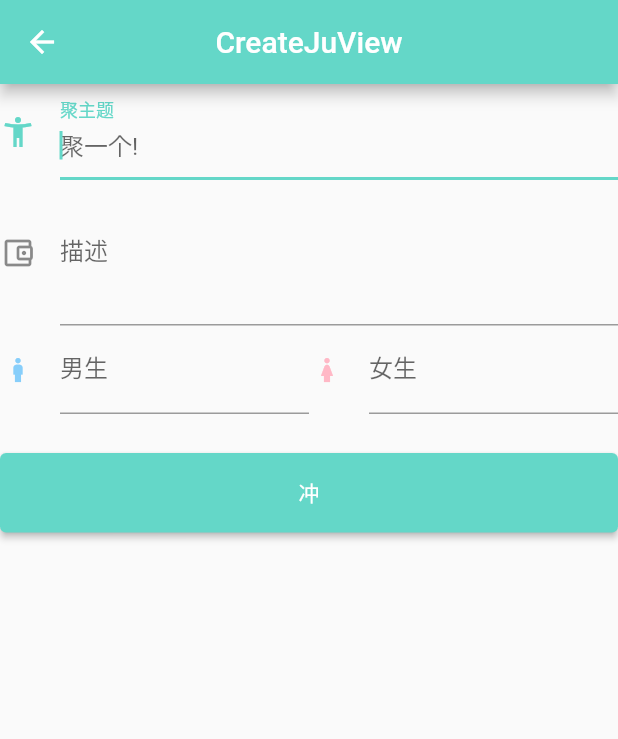
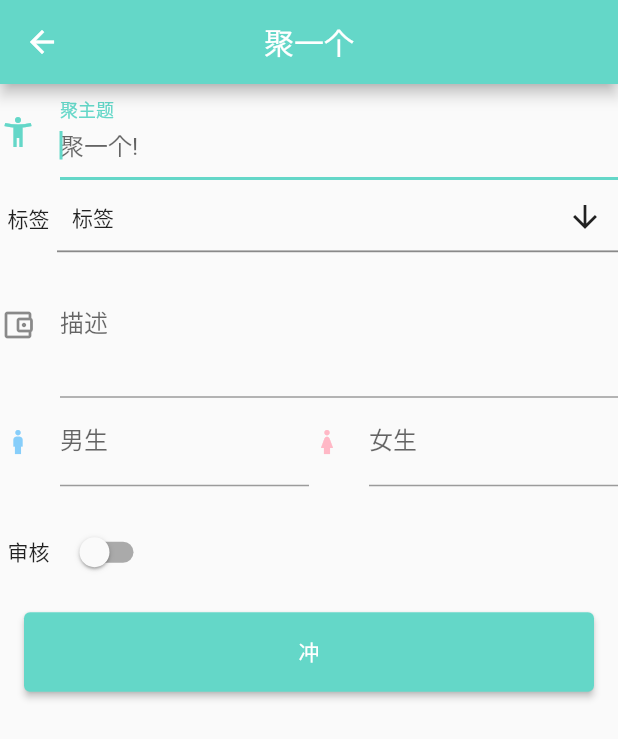
Before and after one commit to CrystalWyz/ju--flutter, a Flutter app: the HomeView screen opened by its route, after a tap on the "add" icon, on a phone screen of 412 x 824 dp. Shown: the top 739 px of the screen. Run offline on Flutter 3.47's test engine with Material 2 defaults, Android fonts, the phone set to English and light mode, and no system bars; drawn by our look-alikes of multi_select_flutter; our stand-ins replace flutter_screenutil, get.

Commit message:
基本流程

```diff
--- a/ju/lib/app/modules/create_ju/controllers/create_ju_controller.dart
+++ b/ju/lib/app/modules/create_ju/controllers/create_ju_controller.dart
@@ -1,5 +1,8 @@
 import 'package:flutter/cupertino.dart';
 import 'package:get/get.dart';
+import 'package:multi_select_flutter/util/multi_select_item.dart';
+
+import '../../model/tag.dart';
 
 class CreateJuController extends GetxController {
 
@@ -8,6 +11,19 @@ class CreateJuController extends GetxController {
   TextEditingController contentController = TextEditingController();
   TextEditingController boyController = TextEditingController();
   TextEditingController girlController = TextEditingController();
+  RxBool filterSwitch = false.obs;
+
+  static List<Tag?> tagsList = [
+    Tag(id: 1, tagName: "吃饭",tagType: 1, serviceType: 1),
+    Tag(id: 2, tagName: "睡觉",tagType: 1, serviceType: 1),
+    Tag(id: 3, tagName: "打呼噜",tagType: 1, serviceType: 1),
+  ];
+
+  RxList<Tag?> selectedTags = <Tag?>[].obs;
+
+  final List<MultiSelectItem<Tag?>> items = tagsList
+      .map((tag) => MultiSelectItem<Tag>(tag!, tag.tagName!))
+      .toList();
 
   @override
   void onInit() {
--- a/ju/lib/app/modules/create_ju/views/create_ju_view.dart
+++ b/ju/lib/app/modules/create_ju/views/create_ju_view.dart
@@ -1,17 +1,19 @@
 import 'package:flutter/material.dart';
 import 'package:flutter/services.dart';
-
+import 'package:ju/app/modules/model/tag.dart';
+import 'package:multi_select_flutter/multi_select_flutter.dart';
 import 'package:get/get.dart';
-
+import 'package:flutter_screenutil/flutter_screenutil.dart';
 import '../controllers/create_ju_controller.dart';
 
 class CreateJuView extends GetView<CreateJuController> {
   const CreateJuView({Key? key}) : super(key: key);
+
   @override
   Widget build(BuildContext context) {
     return Scaffold(
       appBar: AppBar(
-        title: const Text('CreateJuView'),
+        title: const Text('聚一个'),
         centerTitle: true,
       ),
       body: Form(
@@ -25,18 +27,47 @@ class CreateJuView extends GetView<CreateJuController> {
                 decoration: const InputDecoration(
                     labelText: "聚主题",
                     hintText: "聚一个!",
-                icon: Icon(Icons.accessibility_new_outlined)
-              ),
+                    icon: Icon(Icons.accessibility_new_outlined)),
                 validator: (v) => v!.trim().isNotEmpty ? null : "想一个聚名字吧～",
               ),
+              SizedBox(
+                height: 10.h,
+              ),
+              SizedBox(
+                  child: Row(
+                children: [
+                  const Padding(
+                    padding: EdgeInsets.all(5),
+                    child: Text(
+                      "标签",
+                    ),
+                  ),
+                  Expanded(
+                      child: MultiSelectBottomSheetField<Tag?>(
+                    initialChildSize: 0.7,
+                    maxChildSize: 0.95,
+                    title: const Text("标签"),
+                    buttonText: const Text("标签"),
+                    items: controller.items,
+                    searchable: true,
+                    onConfirm: (values) {
+                      controller.selectedTags.value = values;
+                    },
+                    chipDisplay: MultiSelectChipDisplay(
+                      onTap: (item) {
+                        controller.selectedTags.remove(item);
+                      },
+                    ),
+                  ))
+                ],
+              )),
               TextFormField(
                 autofocus: false,
                 controller: controller.contentController,
                 decoration: const InputDecoration(
                     labelText: "描述",
                     hintText: "阿巴阿巴",
-                  icon: Icon(Icons.account_balance_wallet_outlined)
-              ),
+                    icon: Icon(Icons.account_balance_wallet_outlined)),
                 maxLines: 3,
                 validator: (v) => v!.trim().isNotEmpty ? null : "想一个聚描述字吧～",
               ),
@@ -51,13 +82,15 @@ class CreateJuView extends GetView<CreateJuController> {
                       inputFormatters: [
                         FilteringTextInputFormatter.allow(RegExp(r'[0-9]'))
                       ],
-                  style: const TextStyle(color: Color.fromRGBO(135, 206, 250, 1)),
+                      style: const TextStyle(
+                          color: Color.fromRGBO(135, 206, 250, 1)),
                       decoration: const InputDecoration(
                           labelText: "男生",
                           hintText: "0",
-                      icon: Icon(Icons.boy_outlined, color: Color.fromRGBO(135, 206, 250, 1))
-                  ),
-                  validator: (v) => v!.trim().isNotEmpty ? null : "想一个男生人数吧～",
+                          icon: Icon(Icons.boy_outlined,
+                              color: Color.fromRGBO(135, 206, 250, 1))),
+                      validator: (v) =>
+                          v!.trim().isNotEmpty ? null : "想一个男生人数吧～",
                     ),
                   ),
                   Expanded(
@@ -69,40 +102,59 @@ class CreateJuView extends GetView<CreateJuController> {
                       inputFormatters: [
                         FilteringTextInputFormatter.allow(RegExp(r'[0-9]'))
                       ],
-                  style: const TextStyle(color: Color.fromRGBO(255, 184, 198, 1)),
+                      style: const TextStyle(
+                          color: Color.fromRGBO(255, 184, 198, 1)),
                       decoration: const InputDecoration(
                           labelText: "女生",
                           hintText: "0",
-                      icon: Icon(Icons.girl_outlined, color: Color.fromRGBO(255, 184, 198, 1))
-                  ),
-                  validator: (v) => v!.trim().isNotEmpty ? null : "想一个女生人数吧～",
+                          icon: Icon(Icons.girl_outlined,
+                              color: Color.fromRGBO(255, 184, 198, 1))),
+                      validator: (v) =>
+                          v!.trim().isNotEmpty ? null : "想一个女生人数吧～",
                     ),
                   )
                 ],
               ),
+              Obx(() => Padding(
+                  padding: const EdgeInsets.fromLTRB(5, 20, 10, 0),
+                  child: OverflowBar(
+                    alignment: MainAxisAlignment.start,
+                    children: <Widget>[
+                      const Padding(
+                          padding: EdgeInsets.only(right: 10),
+                          child: Text("审核")),
+                      Switch(
+                        value: controller.filterSwitch.value,
+                        onChanged: (value) {
+                          controller.filterSwitch.value = value;
+                        },
+                      )
+                    ],
+                  )
+              )),
               Padding(
-                padding: const EdgeInsets.only(top: 26),
+                padding: const EdgeInsets.all(16),
                 child: Row(
                   children: <Widget>[
                     Expanded(
                         child: ElevatedButton(
                       child: const Padding(
-                            padding: EdgeInsets.all(16),
-                            child: Text("冲")
-                          ),
+                          padding: EdgeInsets.all(16), child: Text("冲")),
                       onPressed: () => {
-                            if((controller.createJuKey.currentState as FormState).validate()) {
+                        if ((controller.createJuKey.currentState as FormState)
+                            .validate()) {
                             // TODO 发送请求
+
+                            // 返回列表页
+                            Get.toNamed("/home")
                           }
                       },
-                        )
-                    )
+                    ))
                   ],
                 ),
               )
             ],
-        )
-      ),
+          )),
     );
   }
 }
--- a/ju/lib/app/modules/home/views/home_view.dart
+++ b/ju/lib/app/modules/home/views/home_view.dart
@@ -13,11 +13,37 @@ class HomeView extends GetView<HomeController> {
           icon: Icon(Icons.ac_unit, color: Colors.white,),
           onPressed: null,
         ),
-        title: const Text('聚'),
+        title: InkWell(
+          child: Container(
+            width: 800.w,
+            height: 96.h,
+            decoration: BoxDecoration(
+              color: const Color.fromRGBO(246, 246, 246, 1),
+              borderRadius: BorderRadius.circular(30),
+            ),
+            child: Row(
+              crossAxisAlignment: CrossAxisAlignment.center,
+              children: [
+                Padding(
+                  padding: EdgeInsets.fromLTRB(34.w, 0,
+                      10.w, 0),
+                  child: const Icon(Icons.search,color: Colors.black54),
+                ),
+                Text("窗边的女人",
+                    style: TextStyle(
+                        color: Colors.black54,
+                        fontSize: 32.sp))
+              ],
+            ),
+          ),
+          onTap: () {
+            Get.toNamed("/search");
+          },
+        ),
         centerTitle: true,
         actions: const [
           IconButton(
-            icon: Icon(Icons.search_outlined, color: Colors.white,),
+            icon: Icon(Icons.category_outlined, color: Colors.white,),
             onPressed: null,
           )
         ],
--- /dev/null
+++ b/ju/lib/app/modules/model/tag.dart
@@ -0,0 +1,25 @@
+class Tag {
+
+  int? id;
+  String? tagName;
+  int? tagType;
+  int? serviceType;
+
+  Tag({this.id, this.tagName, this.tagType, this.serviceType});
+
+  Tag.fromJson(Map<String, dynamic> json) {
+    id = json['id'];
+    tagName = json['tagName'];
+    tagType = json['tagType'];
+    serviceType = json['serviceType'];
+  }
+
+  Map<String, dynamic> toJson() {
+    final data = <String, dynamic>{};
+    data['id'] = id;
+    data['tagName'] = tagName;
+    data['tagType'] = tagType;
+    data['serviceType'] = serviceType;
+    return data;
+  }
+}
--- a/ju/lib/app/routes/app_routes.dart
+++ b/ju/lib/app/routes/app_routes.dart
@@ -9,6 +9,9 @@ abstract class Routes {
   static const ESCAPE_ROOM = _Paths.ESCAPE_ROOM;
   static const PARK_HIDE = _Paths.PARK_HIDE;
   static const CREATE_JU = _Paths.CREATE_JU;
+  static const LOGIN = _Paths.LOGIN;
+  static const SEARCH = _Paths.SEARCH;
+  static const MURDER_MYSTERY_DETAIL = _Paths.MURDER_MYSTERY_DETAIL;
 }
 
 abstract class _Paths {
@@ -19,4 +22,7 @@ abstract class _Paths {
   static const ESCAPE_ROOM = '/escape-room';
   static const PARK_HIDE = '/park-hide';
   static const CREATE_JU = '/create-ju';
+  static const LOGIN = '/login';
+  static const SEARCH = '/search';
+  static const MURDER_MYSTERY_DETAIL = '/murder-mystery-detail';
 }
--- a/ju/pubspec.yaml
+++ b/ju/pubspec.yaml
@@ -12,6 +12,7 @@ dependencies:
   flutter_staggered_grid_view: ^0.7.0
   cupertino_icons: ^1.0.2
   get: 4.6.6
+  multi_select_flutter: ^4.1.3
   flutter:
     sdk: flutter
 
```
Also changed, not shown: ju/lib/app/modules/login/bindings/login_binding.dart (added, +12 -0 lines), ju/lib/app/modules/login/controllers/login_controller.dart (added, +23 -0 lines), ju/lib/app/modules/login/views/login_view.dart (added, +79 -0 lines), ju/lib/app/modules/murder_mystery_detail/bindings/murder_mystery_detail_binding.dart (added, +12 -0 lines), ju/lib/app/modules/murder_mystery_detail/controllers/murder_mystery_detail_controller.dart (added, +23 -0 lines), ju/lib/app/modules/murder_mystery_detail/views/murder_mystery_detail_view.dart (added, +24 -0 lines), ju/lib/app/modules/search/bindings/search_binding.dart (added, +12 -0 lines), ju/lib/app/modules/search/controllers/search_controller.dart (added, +23 -0 lines), ju/lib/app/modules/search/views/search_view.dart (added, +24 -0 lines), ju/lib/app/routes/app_pages.dart (+22 -1 lines), ju/pubspec.lock. Lines whose indentation alone changed are shown as unchanged.
